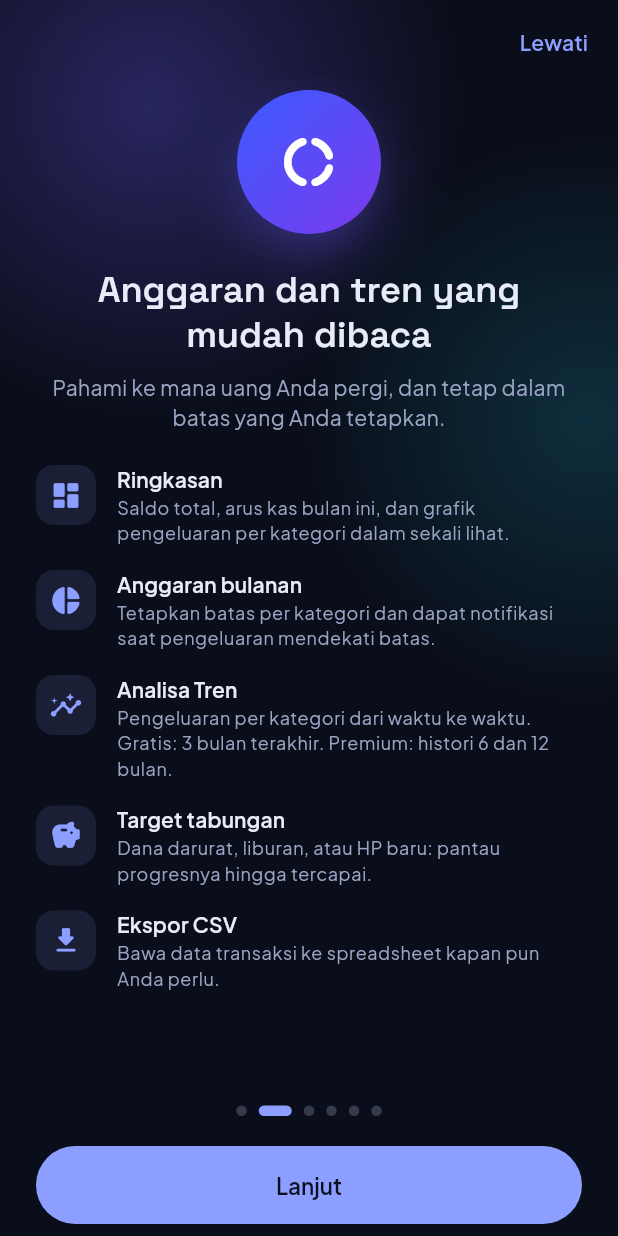
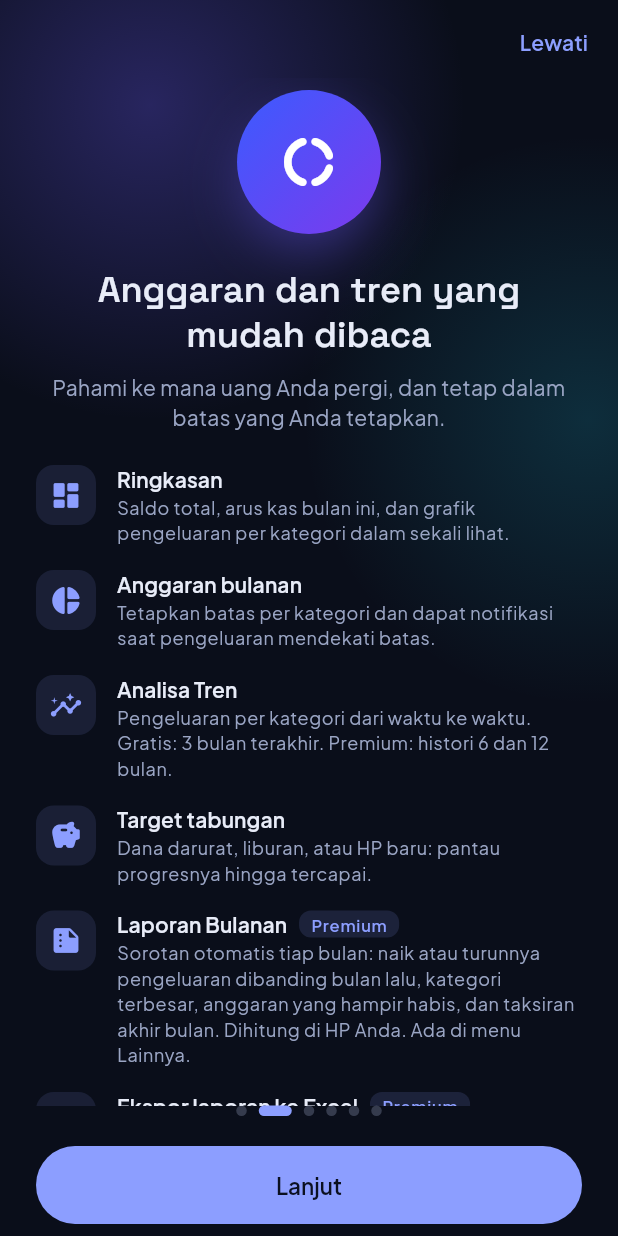
Before and after one commit to nudadan/laciq, a Flutter app: the screen it shows after launch, swiped to page 2, on a phone screen of 412 x 824 dp. Run offline on Flutter 3.47's test engine with Material 3 defaults, Android fonts, the phone set to English and light mode, and no system bars; our stand-ins replace drift, drift_flutter, file_picker, fl_chart, flutter_local_notifications, flutter_riverpod and 10 more; missing offline and left inert: cryptography, google_mlkit_text_recognition, googleapis, purchases_flutter; accounts and stored records are empty; generated files the repository leaves out were written again.

Commit message:
feat(panduan): masukkan suara, Laporan Bulanan, ekspor Excel, dan ringkasan AI ke lembar panduan
Co-Authored-By: Claude Sonnet 5.5 <noreply@anthropic.com>

```diff
--- a/lib/features/onboarding/onboarding_page.dart
+++ b/lib/features/onboarding/onboarding_page.dart
@@ -88,7 +88,17 @@ const _slides = [
         Icons.document_scanner_rounded,
         'Scan struk',
         'Foto struk dibaca di HP Anda: nominal, toko, dan tanggal terisi '
-            'otomatis, dan foto struk tersimpan bersama transaksi.',
+            'otomatis. Foto tersimpan bersama transaksi dan tampil sebagai '
+            'miniatur yang bisa dibuka kembali.',
+        _Plan.premium,
+      ),
+      _Feature(
+        Icons.mic_rounded,
+        'Catat dengan suara',
+        'Ucapkan, mis. "makan siang dua puluh lima ribu": jenis, nominal, '
+            'catatan, tanggal, dan kategori terisi di formulir, tinggal Anda '
+            'periksa lalu simpan. Pengenalan suara memakai layanan bawaan '
+            'Android; LaciQ tidak menyimpan rekaman.',
         _Plan.premium,
       ),
     ],
@@ -121,6 +131,22 @@ const _slides = [
         'Target tabungan',
         'Dana darurat, liburan, atau HP baru: pantau progresnya hingga '
             'tercapai.',
+      ),
+      _Feature(
+        Icons.summarize_rounded,
+        'Laporan Bulanan',
+        'Sorotan otomatis tiap bulan: naik atau turunnya pengeluaran '
+            'dibanding bulan lalu, kategori terbesar, anggaran yang hampir '
+            'habis, dan taksiran akhir bulan. Dihitung di HP Anda. Ada di '
+            'menu Lainnya.',
+        _Plan.premium,
+      ),
+      _Feature(
+        Icons.grid_on_rounded,
+        'Ekspor laporan ke Excel',
+        'Berkas .xlsx berisi ringkasan, transaksi, serta rekap per kategori, '
+            'bulan, dan dompet. Ada di Pengaturan > Data.',
+        _Plan.premium,
       ),
       _Feature(
         Icons.file_download_rounded,
@@ -196,7 +222,7 @@ const _slides = [
   _Slide(
     Icons.workspace_premium_rounded,
     'Ultimate untuk pembukuan serius',
-    'Semua fitur Premium, ditambah dua fitur khusus.',
+    'Semua fitur Premium, ditambah tiga fitur khusus.',
     features: [
       _Feature(
         Icons.menu_book_rounded,
@@ -214,6 +240,15 @@ const _slides = [
             'per bulan). Hanya teks hasil scan, bukan foto, yang dikirim ke '
             'server AI dan tidak disimpan. Anda diminta menyetujuinya '
             'sebelum pertama kali dipakai.',
+        _Plan.ultimate,
+      ),
+      _Feature(
+        Icons.auto_awesome_motion_rounded,
+        'Ringkasan AI untuk Laporan Bulanan',
+        'Rangkuman beberapa kalimat dari angka bulan ini (30 per bulan). '
+            'Hanya total dan nama kategori yang dikirim, bukan catatan atau '
+            'foto. Dibuat AI dan bisa keliru; Anda bisa melaporkannya. Anda '
+            'diminta menyetujuinya sebelum pertama kali dipakai.',
         _Plan.ultimate,
       ),
     ],
@@ -240,12 +275,14 @@ const _slides = [
           'Proyeksi bulanan dan simulasi arus kas',
           'Utang dan Piutang beserta cicilan',
           'Scan struk dengan foto tersimpan, pengingat transaksi berulang',
+          'Catat dengan suara, Laporan Bulanan, dan ekspor Excel',
         ],
       ),
       _PlanCard('Ultimate', 'Untuk yang mengelola lebih dari satu pembukuan.', [
         'Semua fitur Premium',
         'Multi buku kas, sampai 5 buku',
         'Scan struk dengan AI: toko, kategori, total, dan tanggal',
+        'Ringkasan AI untuk Laporan Bulanan',
       ]),
     ],
     footer:
```
Also changed, not shown: 1 other file.
